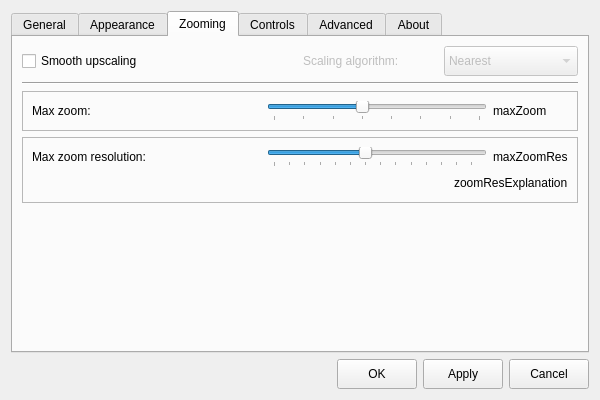
Old version of the form gui/settingsdialog.ui in the repository do-i/thumbgrid.
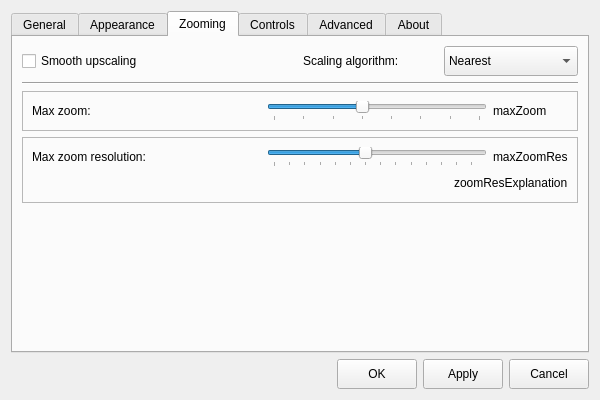
New version of the form. The open tabs and pages were chosen to show the change. Icons and pictures are not drawn. Custom widgets are drawn as their Qt base class.

```diff
--- a/gui/settingsdialog.ui
+++ b/gui/settingsdialog.ui
@@ -780,7 +780,7 @@
            <item>
             <widget class="QLabel" name="scalingQualityLabel">
              <property name="enabled">
-              <bool>false</bool>
+              <bool>true</bool>
              </property>
              <property name="minimumSize">
               <size>
@@ -796,7 +796,7 @@
            <item>
             <widget class="QComboBox" name="scalingQualityComboBox">
              <property name="enabled">
-              <bool>false</bool>
+              <bool>true</bool>
              </property>
              <property name="sizePolicy">
               <sizepolicy hsizetype="Preferred" vsizetype="Preferred">
```
Left out of the diff: 15 changed lines with no effect on the pictures.
